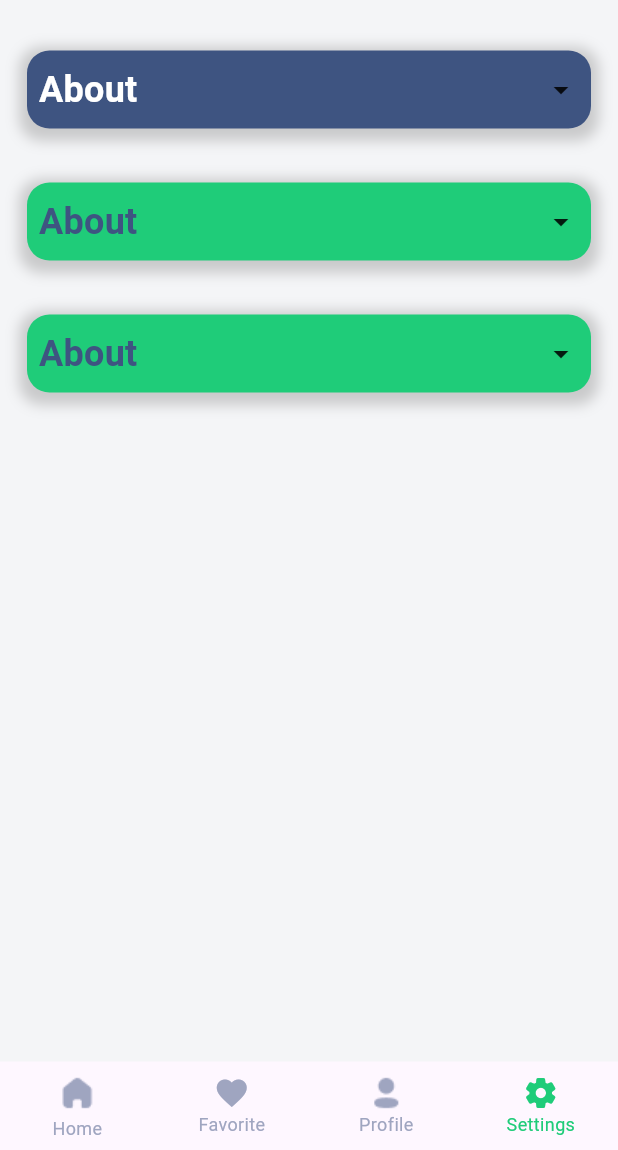
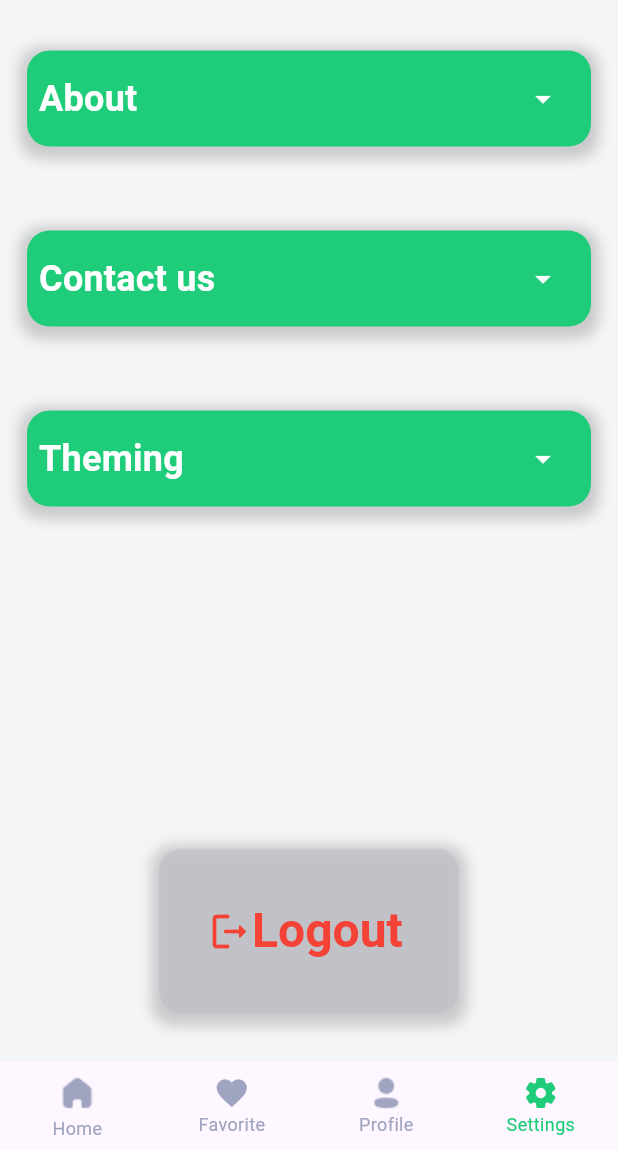
Before and after one commit to alaaayman77/Recipe-Application, a Flutter app: the screen it shows after launch, item 4 of the bottom bar chosen, on a phone screen of 412 x 824 dp, the part 86-1236 px from its top. Run offline on Flutter 3.47's test engine with Material 3 defaults, Android fonts, the phone set to English and light mode, and no system bars; our stand-ins replace cached_network_image, cloud_firestore, firebase_core, readmore, shimmer; accounts and stored records are empty; network calls fail.

Commit message:
settings and profile

```diff
--- /dev/null
+++ b/lib/settings_page/settings_container.dart
@@ -0,0 +1,43 @@
+import 'package:flutter/cupertino.dart';
+import 'package:flutter/material.dart';
+
+import '../theming.dart';
+
+class SettingsContainer extends StatelessWidget{
+  String? title;
+  Function()? openBottomSheet;
+  SettingsContainer({required this.title , required this.openBottomSheet});
+  @override
+  Widget build(BuildContext context) {
+    return  Center(
+      child: Container(
+          margin: EdgeInsets.all(18.0),
+          padding: EdgeInsets.all(8.0),
+          decoration: BoxDecoration(
+            color: Theming.primary,
+            borderRadius: BorderRadius.circular(15),
+            boxShadow: [
+              BoxShadow(
+                color: Colors.grey.withOpacity(0.5),
+                spreadRadius: 5,
+                blurRadius: 7,
+                offset: Offset(0, 3), // changes position of shadow
+              )
+            ],
+          ),
+          child: Row(
+            mainAxisAlignment: MainAxisAlignment.spaceBetween,
+            children: [
+              Text(
+                title??'',
+                style: Theme.of(context).textTheme.titleMedium?.copyWith(color: Colors.white),
+              ),
+              IconButton(icon:Icon(Icons.arrow_drop_down , color: Colors.white,), onPressed: openBottomSheet
+
+              )
+            ],
+          )),
+    );
+  }
+
+}
--- a/lib/settings_page/settings_page.dart
+++ b/lib/settings_page/settings_page.dart
@@ -1,12 +1,31 @@
+import 'package:final_project/settings_page/settings_container.dart';
 import 'package:flutter/cupertino.dart';
 import 'package:flutter/material.dart';
 
 import '../theming.dart';
+import 'info_screen.dart';
 
-class SettingsPage extends StatelessWidget {
+class SettingsPage extends StatefulWidget {
   static const routeName = "SettingsPage";
   const SettingsPage({super.key});
 
+  @override
+  State<SettingsPage> createState() => _SettingsPageState();
+}
+
+class _SettingsPageState extends State<SettingsPage> {
+  void AboutBottomSheet(){
+  showModalBottomSheet(context: context, builder: (BuildContext context)=>InfoScreen(content: 'A cookbook or cookery book is a kitchen reference containing recipes.Cookbooks may be general, or may specialize in a particular cuisine ''or category of food.Recipes in cookbooks are organized in various ways: by course (appetizer, first course, main course, dessert), by main ingredient, by cooking technique, alphabetically, '
+  'by region or country, and so on. They may include illustrations of finished dishes and preparation steps; discussions of cooking techniques, advice on kitchen equipment, ingredients, tips, and substitutions; historical'
+  ' and cultural notes; and so on.Cookbooks may be written by individual authors,'
+  ' who may be chefs, cooking teachers, or other food writers; they may be written by collectives; '
+  'or they may be anonymous. They may be addressed to home cooks, to professional restaurant cooks, to institutional cooks, or to more specialized audiences.Some cookbooks are didactic, with detailed recipes addressed to beginners '
+  'or people learning to cook particular dishes or cuisines;[2] others are simple aide-memoires, which may document the composition of a dish or even precise measurements, but not detailed' ) );
+
+  }
+  void ContactUsBottomSheet(){
+    showModalBottomSheet(context: context, builder: (BuildContext context)=> InfoScreen(content: '7201 W. 129th St., Ste 160Overland Park. KS 66213 Phone: 913.492.5900  •  800.227.7282 Fax: 913.492.5947Business Hours:Mon.-Fri. 7:45 am – 4:30 pm CST'));
+  }
   @override
   Widget build(BuildContext context) {
     return Column(
@@ -20,42 +39,25 @@ class SettingsPage extends StatelessWidget {
             style: Theme.of(context).textTheme.titleLarge,
           ))),
         ),
-       Column(
-         mainAxisAlignment: MainAxisAlignment.center,
-         children:
-       [  Center(
-         child: Container(
-             margin: EdgeInsets.all(18.0),
-             padding: EdgeInsets.all(8.0),
-             decoration: BoxDecoration(
-               color: Theming.deepBlue,
-               borderRadius: BorderRadius.circular(15),
-               boxShadow: [
-                 BoxShadow(
-                   color: Colors.grey.withOpacity(0.5),
-                   spreadRadius: 5,
-                   blurRadius: 7,
-                   offset: Offset(0, 3), // changes position of shadow
-                 )
-               ],
-             ),
-             child: Row(
-               mainAxisAlignment: MainAxisAlignment.spaceBetween,
-               children: [
-                 Text(
-                   'About',
-                   style: Theme.of(context).textTheme.titleMedium?.copyWith(color: Colors.white),
-                 ),
-                 Icon(Icons.arrow_drop_down)
-               ],
-             )),
-       ),
-         Center(
-           child: Container(
-               margin: EdgeInsets.all(18.0),
-               padding: EdgeInsets.all(8.0),
+       Expanded(
+         child: Column(
+
+
+           children:
+         [
+           SettingsContainer(title: 'About', openBottomSheet:AboutBottomSheet ),
+           SizedBox(height: 20,),
+           SettingsContainer(title: 'Contact us', openBottomSheet:ContactUsBottomSheet ),
+           SizedBox(height: 20,),
+           SettingsContainer(title: 'Theming', openBottomSheet:ContactUsBottomSheet ),
+           Spacer(),
+           Padding(
+             padding: const EdgeInsets.all(32),
+             child: Container(
+               width: 200,
+               height: 110,
                decoration: BoxDecoration(
-                 color: Theme.of(context).primaryColor,
+                 color: Theming.secondaryText.withOpacity(0.2),
                  borderRadius: BorderRadius.circular(15),
                  boxShadow: [
                    BoxShadow(
@@ -66,44 +68,21 @@ class SettingsPage extends StatelessWidget {
                    )
                  ],
                ),
-               child: Row(
-                 mainAxisAlignment: MainAxisAlignment.spaceBetween,
+               child: Padding(padding: EdgeInsets.all(32.0), child :
+               Row(
                  children: [
-                   Text(
-                     'About',
-                     style: Theme.of(context).textTheme.titleMedium,
-                   ),
-                   Icon(Icons.arrow_drop_down)
+                   Icon(Icons.logout_rounded, color: Colors.red,size: 30,),
+                   GestureDetector(onTap:(){
+
+
+                   } , child : Text('Logout' , style:Theme.of(context).textTheme.titleLarge!.copyWith(color: Colors.red),))
                  ],
                )),
-         ),
-         Center(
-           child: Container(
-               margin: EdgeInsets.all(18.0),
-               padding: EdgeInsets.all(8.0),
-               decoration: BoxDecoration(
-                 color: Theme.of(context).primaryColor,
-                 borderRadius: BorderRadius.circular(15),
-                 boxShadow: [
-                   BoxShadow(
-                     color: Colors.grey.withOpacity(0.5),
-                     spreadRadius: 5,
-                     blurRadius: 7,
-                     offset: Offset(0, 3), // changes position of shadow
-                   )
-                 ],
-               ),
-               child: Row(
-                 mainAxisAlignment: MainAxisAlignment.spaceBetween,
-                 children: [
-                   Text(
-                     'About',
-                     style: Theme.of(context).textTheme.titleMedium,
-                   ),
-                   Icon(Icons.arrow_drop_down)
-                 ],
-               )),
-         ),],)
+             ),
+           )
+
+          ],),
+       )
 
       ],
     );
--- a/pubspec.yaml
+++ b/pubspec.yaml
@@ -43,6 +43,8 @@ dependencies:
   firebase_core: ^2.24.2
   cloud_firestore: ^4.14.0
   provider: ^6.1.2
+  image_picker:  ^1.0.0
+
 
 dev_dependencies:
   flutter_test:
```
Also changed, not shown: lib/profile_page/edit.dart (added, +261 -0 lines), lib/profile_page/profile_screen.dart (added, +193 -0 lines), lib/settings_page/info_content.dart (added, +14 -0 lines), lib/settings_page/info_screen.dart (added, +35 -0 lines), pubspec.lock.
